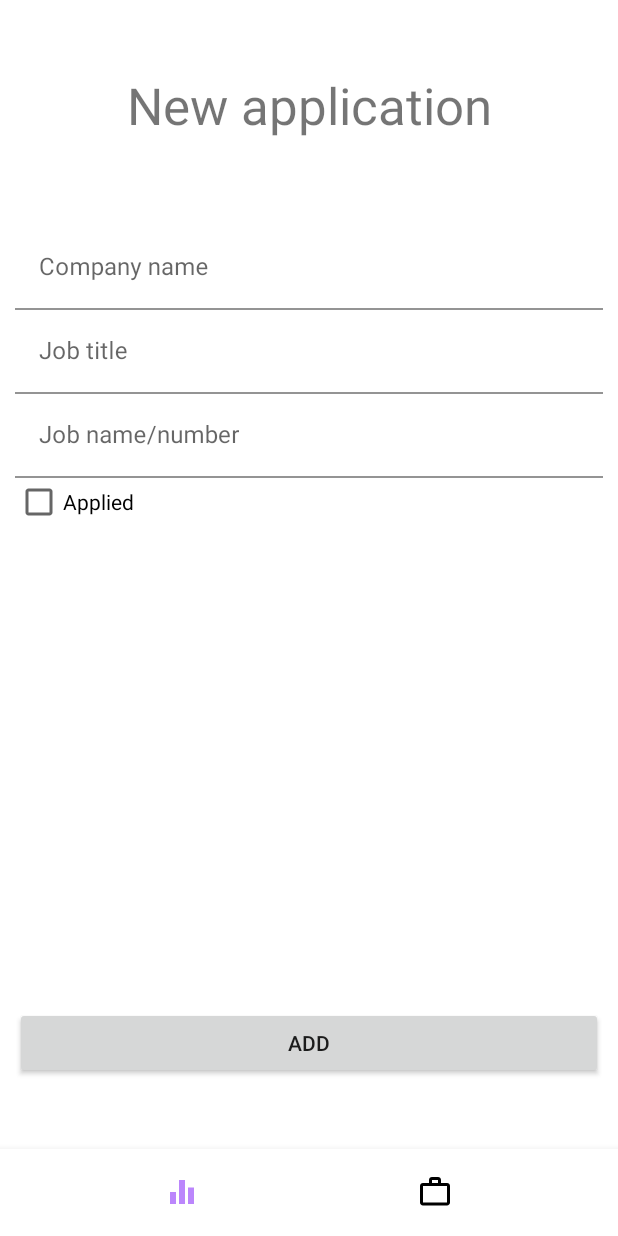
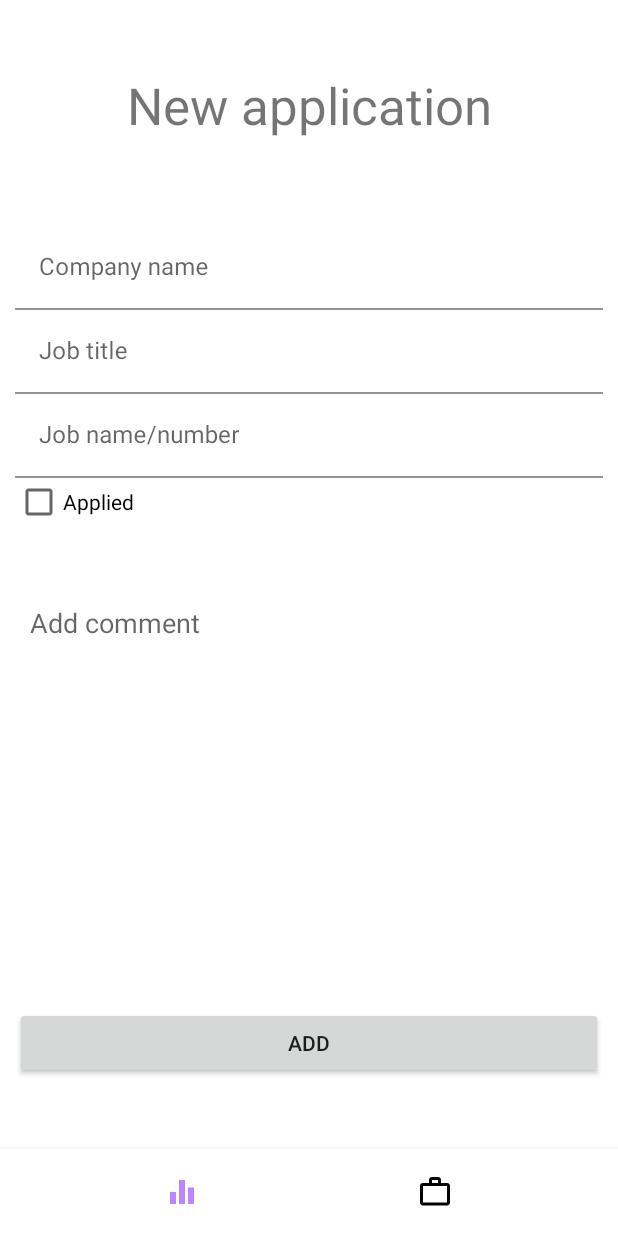
Before and after one commit to lyaure/JobApplicationsTracker, an Android app: the fragment AddApplicationFragment placed in its activity, on a phone screen of 412 x 824 dp. Run offline under Robolectric (Android 15) with nearby library versions, the phone set to English and light mode, and no system bars.

Commit message:
add date and comments to new application

```diff
--- a/app/src/main/java/com/lyaurese/jobsorganizer/Fragments/AddApplicationFragment.java
+++ b/app/src/main/java/com/lyaurese/jobsorganizer/Fragments/AddApplicationFragment.java
@@ -1,5 +1,7 @@
 package com.lyaurese.jobsorganizer.Fragments;
 
+import android.annotation.SuppressLint;
+import android.app.DatePickerDialog;
 import android.os.Bundle;
 
 import androidx.fragment.app.Fragment;
@@ -10,7 +12,11 @@ import android.view.View;
 import android.view.ViewGroup;
 import android.widget.Button;
 import android.widget.CheckBox;
+import android.widget.CompoundButton;
+import android.widget.DatePicker;
 import android.widget.EditText;
+import android.widget.LinearLayout;
+import android.widget.TextView;
 
 import com.google.android.material.textfield.TextInputLayout;
 import com.lyaurese.jobsorganizer.Activities.MainBoardActivity;
@@ -19,15 +25,19 @@ import com.lyaurese.jobsorganizer.Objects.Company;
 import com.lyaurese.jobsorganizer.Objects.Database;
 import com.lyaurese.jobsorganizer.R;
 
+import java.util.Calendar;
+import java.util.Date;
+import java.util.GregorianCalendar;
 import java.util.Objects;
 
-public class AddApplicationFragment extends Fragment {
-    private EditText company;
-    private EditText jobTitle;
-    private EditText jobNumber;
+public class AddApplicationFragment extends Fragment implements DatePickerDialog.OnDateSetListener{
+    private EditText company, jobTitle, jobNumber, comments;
     private CheckBox applied;
+    private LinearLayout dateLayout;
+    private TextView date;
     private Button add;
     private Database db;
+    private Calendar calendar;
 
     public AddApplicationFragment() {
         // Required empty public constructor
@@ -43,9 +53,38 @@ public class AddApplicationFragment extends Fragment {
         jobTitle = (EditText) view.findViewById(R.id.jobTitleInput_ID);
         jobNumber = (EditText) view.findViewById(R.id.jobNameInput_ID);
         applied = (CheckBox) view.findViewById(R.id.appliedCheckBox_ID);
+        dateLayout = (LinearLayout) view.findViewById(R.id.dateLayout_ID);
+        date = (TextView) view.findViewById(R.id.dateInputTxtv_ID);
+        comments = (EditText) view.findViewById(R.id.commentsInput_ID);
         add = (Button) view.findViewById(R.id.finishAddApplicationBtn_ID);
 
         db = new Database(getContext());
+
+        calendar = new GregorianCalendar();
+        calendar.setTime(Calendar.getInstance().getTime());
+
+        applied.setOnCheckedChangeListener(new CompoundButton.OnCheckedChangeListener() {
+            @SuppressLint("DefaultLocale")
+            @Override
+            public void onCheckedChanged(CompoundButton buttonView, boolean isChecked) {
+                if (applied.isChecked()) {
+                    dateLayout.setVisibility(View.VISIBLE);
+
+                    String s = "%d/%d/%d";
+
+                    date.setText(String.format(s, calendar.get(Calendar.DAY_OF_MONTH), calendar.get(Calendar.MONTH) + 1, calendar.get(Calendar.YEAR)));
+                }
+                else
+                    dateLayout.setVisibility(View.INVISIBLE);
+            }
+        });
+
+        date.setOnClickListener(new View.OnClickListener() {
+            @Override
+            public void onClick(View v) {
+                showDatePickerDialog();
+            }
+        });
 
         add.setOnClickListener(new View.OnClickListener() {
             @Override
@@ -54,8 +93,9 @@ public class AddApplicationFragment extends Fragment {
                 String jobTitleInput = jobTitle.getText().toString();
                 String jobNumberInput = jobNumber.getText().toString();
                 boolean appliedInput = applied.isChecked();
+                String commentsInput = comments.getText().toString();
 
-                Application application = new Application(companyInput, jobTitleInput, jobNumberInput, appliedInput);
+                Application application = new Application(companyInput, jobTitleInput, jobNumberInput, appliedInput, calendar, commentsInput);
 
                 db.insertNewApplication(application);
 
@@ -73,4 +113,21 @@ public class AddApplicationFragment extends Fragment {
 
         return view;
     }
+
+    private void showDatePickerDialog(){
+        DatePickerDialog datePickerDialog = new DatePickerDialog
+                (getActivity(), this, Calendar.getInstance().get(Calendar.YEAR), Calendar.getInstance().get(Calendar.MONTH), Calendar.getInstance().get(Calendar.DAY_OF_MONTH));
+
+        datePickerDialog.show();
+    }
+
+    @SuppressLint("DefaultLocale")
+    @Override
+    public void onDateSet(DatePicker view, int year, int month, int dayOfMonth) {
+        String s = "%d/%d/%d";
+
+        date.setText(String.format(s, dayOfMonth, month + 1, year));
+
+        calendar.set(year, month, dayOfMonth);
+    }
 }
--- a/app/src/main/java/com/lyaurese/jobsorganizer/Objects/Application.java
+++ b/app/src/main/java/com/lyaurese/jobsorganizer/Objects/Application.java
@@ -12,13 +12,13 @@ public class Application {
     private Calendar calendar;
     private String comment;
 
-    public Application(String jobTitle, String jobNumber, String companyName, boolean applied){ //, int day, int month, int year, String comment){
+    public Application(String jobTitle, String jobNumber, String companyName, boolean applied, Calendar calendar, String comment){
         this.jobTitle = jobTitle;
         this.jobNumber = jobNumber;
         this.companyName = companyName;
         this.applied = applied;
-//        this.calendar = new GregorianCalendar(year, month, day);
-//        this.comment = comment;
+        this.calendar = calendar;
+        this.comment = comment;
     }
 
     public String getJobTitle(){
--- a/app/src/main/res/layout/fragment_add_application.xml
+++ b/app/src/main/res/layout/fragment_add_application.xml
@@ -66,6 +66,46 @@
             android:layout_width="match_parent"
             android:layout_height="wrap_content"
             android:text="Applied" />
+
+        <LinearLayout
+            android:id="@+id/dateLayout_ID"
+            android:layout_width="match_parent"
+            android:layout_height="wrap_content"
+            android:orientation="horizontal"
+            android:padding="10dp"
+            android:visibility="invisible">
+
+            <TextView
+                android:id="@+id/textView2"
+                android:layout_width="wrap_content"
+                android:layout_height="wrap_content"
+                android:text="On: "
+                android:textSize="16sp" />
+
+            <TextView
+                android:id="@+id/dateInputTxtv_ID"
+                android:layout_width="wrap_content"
+                android:layout_height="wrap_content"
+                android:text="TextView"
+                android:textSize="16sp"
+                android:textStyle="bold" />
+        </LinearLayout>
+
+
+        <EditText
+            android:id="@+id/commentsInput_ID"
+            android:layout_width="match_parent"
+            android:layout_height="wrap_content"
+            android:background="@null"
+            android:gravity="top|left"
+            android:hint="Add comment"
+            android:inputType="textMultiLine"
+            android:lines="7"
+            android:overScrollMode="always"
+            android:padding="10dp"
+            android:scrollbarStyle="insideInset"
+            android:scrollbars="vertical"
+            android:scrollHorizontally="false" />
     </LinearLayout>
 
     <LinearLayout
```
Also changed, not shown: app/src/main/java/com/lyaurese/jobsorganizer/Objects/Database.java (+4 -4 lines).
